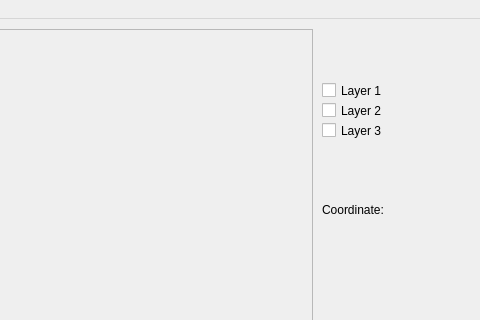
Old version of the form mainwindowbase.ui in the repository koraykoca/GUI-GIS; both pictures show x 158 to 638 and y 0 to 320 of the 638 by 579 pixel window.
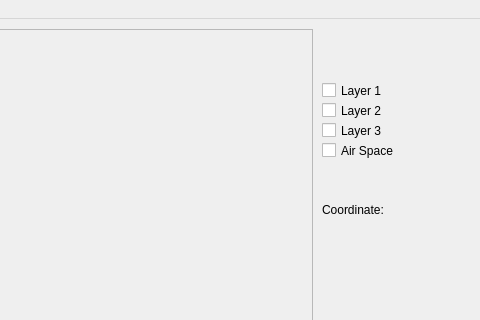
New version of the form. Icons and pictures are not drawn.

Commit message: air space data added

Diff of the .ui file:
```diff
--- a/mainwindowbase.ui
+++ b/mainwindowbase.ui
@@ -108,6 +108,19 @@
      <string/>
     </property>
    </widget>
+   <widget class="QCheckBox" name="checkBox_4">
+    <property name="geometry">
+     <rect>
+      <x>480</x>
+      <y>120</y>
+      <width>92</width>
+      <height>23</height>
+     </rect>
+    </property>
+    <property name="text">
+     <string>Air Space</string>
+    </property>
+   </widget>
   </widget>
   <widget class="QMenuBar" name="menubar">
    <property name="geometry">
```
The commit also changes 4 other files.
